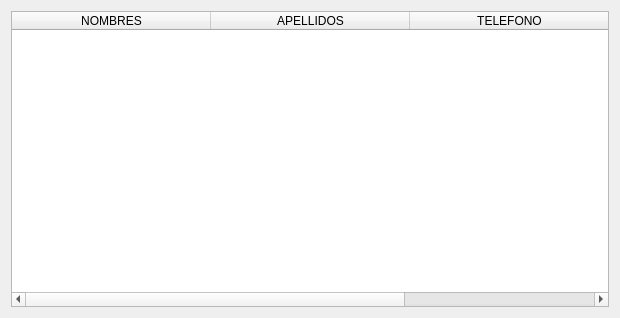
This is views/Views ui/ClientesEntontradosUI.ui in ValenDD/Desktop_app_mechanical_workshop as Qt 5 draws it before an edit. The edited form follows.
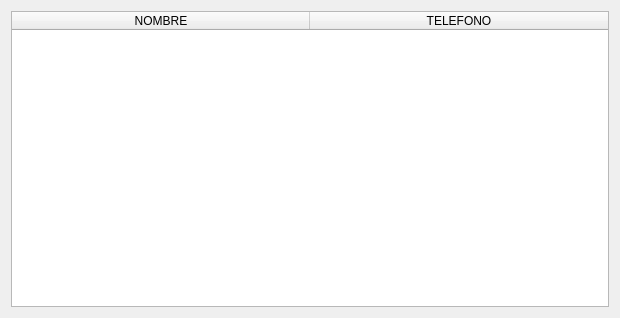
This is the edited form.

The edit to the form file:
```diff
--- a/views/Views ui/ClientesEntontradosUI.ui
+++ b/views/Views ui/ClientesEntontradosUI.ui
@@ -19,16 +19,11 @@
      <item row="0" column="0">
       <widget class="QTableWidget" name="Table_Clientes_encontrados">
        <attribute name="horizontalHeaderDefaultSectionSize">
-        <number>199</number>
+        <number>298</number>
        </attribute>
        <column>
         <property name="text">
-         <string>NOMBRES</string>
-        </property>
-       </column>
-       <column>
-        <property name="text">
-         <string>APELLIDOS</string>
+         <string>NOMBRE</string>
         </property>
        </column>
        <column>
```
